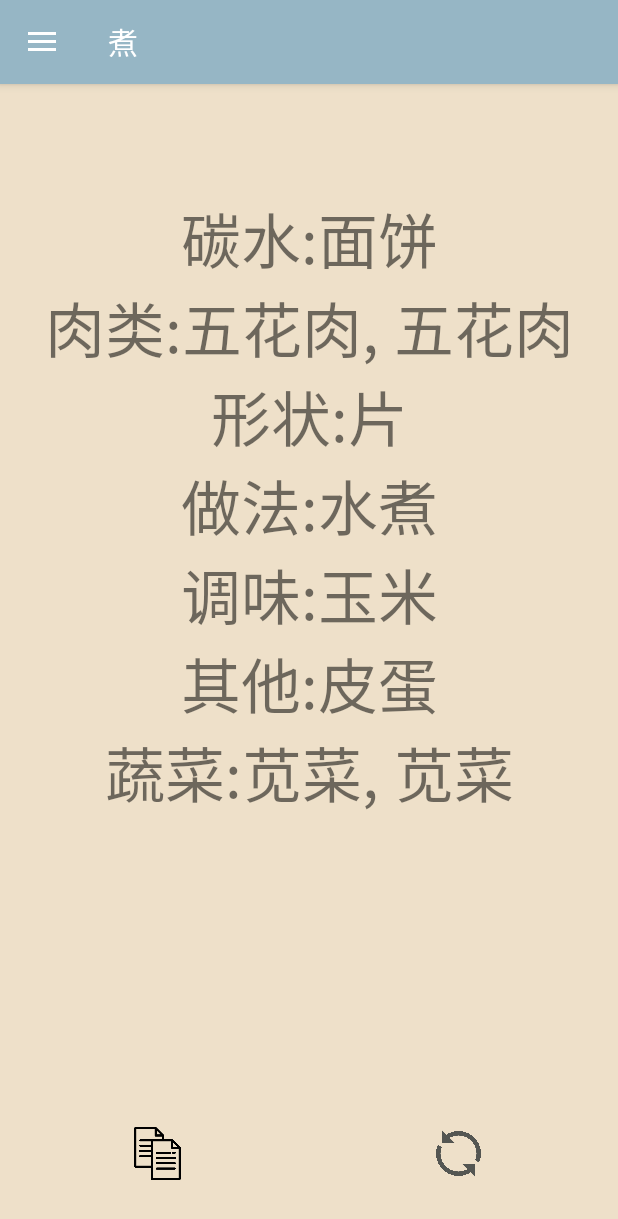
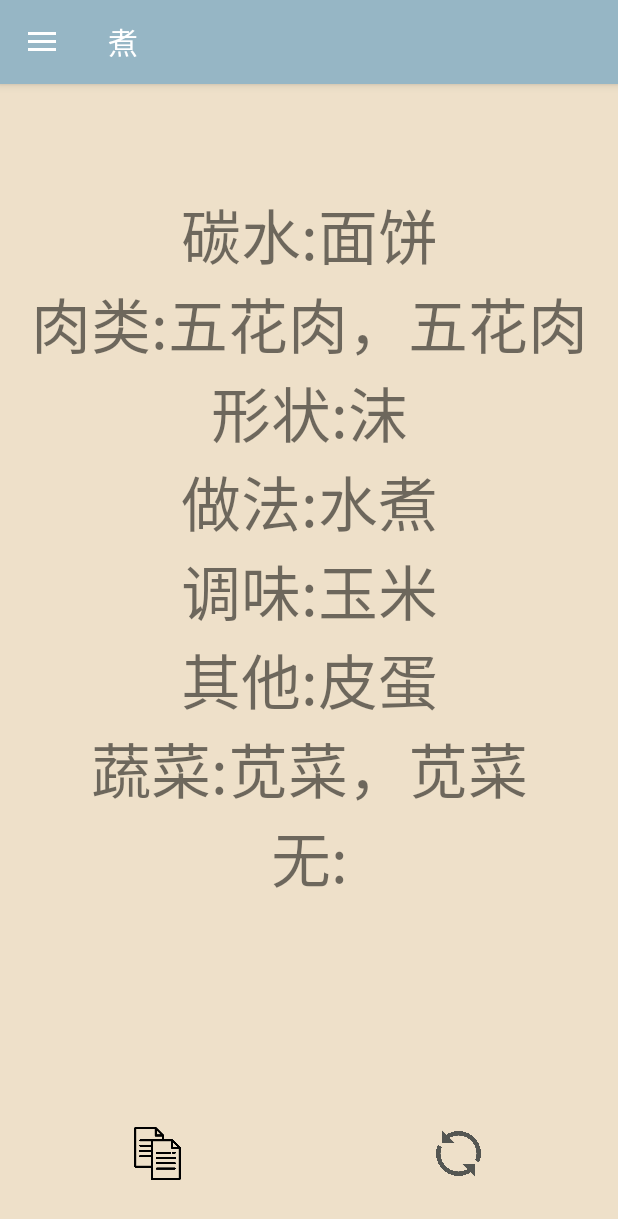
Before and after one commit to mindcrunch4u/Cooking-Ideas, an Android app: the screen it shows after launch (MainActivity), after a tap on "renew content", on a phone screen of 412 x 824 dp. Shown: the top 1219 px of the screen. Run offline under Robolectric (Android 15) with nearby library versions, the phone set to English and light mode, and no system bars; our stand-ins replace navigation-ui.

Commit message:
localization, support English and Chinese

```diff
--- a/app/src/main/java/com/bob/info/ui/cook/CookFragment.java
+++ b/app/src/main/java/com/bob/info/ui/cook/CookFragment.java
@@ -43,7 +43,7 @@ public class CookFragment extends Fragment implements View.OnClickListener {
         text_view.setMovementMethod(new ScrollingMovementMethod());
 
         cook_text = root.findViewById(R.id.text_cook);
-        cook_text.setText("今天煮什么");
+        cook_text.setText(getString(R.string.fragment_cook_title));
 
         return root;
     }
@@ -66,11 +66,11 @@ public class CookFragment extends Fragment implements View.OnClickListener {
         if (v.getId() == R.id.button_copy){
             String currentText = cook_text.getText().toString();
             setClipboard(getContext(), currentText);
-            Toast.makeText(getContext(), "copied", Toast.LENGTH_SHORT).show();
+            Toast.makeText(getContext(), getString(R.string.util_copied_text), Toast.LENGTH_SHORT).show();
         }
         else if (v.getId() == R.id.button_renew){
             String bigString = "" + System.lineSeparator();
-            ArrayList<ArrayList<String>> basket = new ReceiptGenerator().generate();
+            ArrayList<ArrayList<String>> basket = new ReceiptGenerator(getContext()).generate();
             for( ArrayList list : basket ){
                 if (list.get(0) == "none" || list.get(1) == ""){
                     continue;
--- a/app/src/main/java/com/bob/info/ui/cook/ReceiptGenerator.java
+++ b/app/src/main/java/com/bob/info/ui/cook/ReceiptGenerator.java
@@ -1,4 +1,7 @@
 package com.bob.info.ui.cook;
+import android.content.Context;
+import android.content.res.Resources;
+import com.bob.info.R;
 
 import java.lang.reflect.Array;
 import java.util.ArrayList;
@@ -9,6 +12,7 @@ import java.util.Random;
 
 
 public class ReceiptGenerator {
+    private Context context = null;
     private static class Types {
         public static int none =0;
         public static int vegetable =1;
@@ -18,74 +22,6 @@ public class ReceiptGenerator {
         public static int shape =5;
         public static int meat =6;
         public static int carb =7;
-
-        public static String intToName(int type){
-            String name = "";
-            switch (type) {
-                case 0:
-                    name = "none";
-                    break;
-                case 1:
-                    name = "vegetable";
-                    break;
-                case 2:
-                    name = "misc";
-                    break;
-                case 3:
-                    name = "seasoning";
-                    break;
-                case 4:
-                    name = "method";
-                    break;
-                case 5:
-                    name = "shape";
-                    break;
-                case 6:
-                    name = "meat";
-                    break;
-                case 7:
-                    name = "carb";
-                    break;
-                default:
-                    name = "unknown";
-                    break;
-            }
-            return name;
-        }
-
-        public static String intToNameCn(int type){
-            String name = "";
-            switch (type) {
-                case 0:
-                    name = "none";
-                    break;
-                case 1:
-                    name = "蔬菜";
-                    break;
-                case 2:
-                    name = "其他";
-                    break;
-                case 3:
-                    name = "调味";
-                    break;
-                case 4:
-                    name = "做法";
-                    break;
-                case 5:
-                    name = "形状";
-                    break;
-                case 6:
-                    name = "肉类";
-                    break;
-                case 7:
-                    name = "碳水";
-                    break;
-                default:
-                    name = "unknown";
-                    break;
-            }
-            return name;
-        }
     }
     private class MinMax{
         public int min = 0;
@@ -98,14 +34,45 @@ public class ReceiptGenerator {
 
     private Dictionary<Integer, String> ingredients = null;
     private Dictionary<Integer, MinMax> required_amount  = null;
-
+    public String intToTranslatedName(int type){
+        String name = "";
+        switch (type) {
+            case 0:
+                name = context.getResources().getString(R.string.fragment_cook_type_none);
+                break;
+            case 1:
+                name = context.getResources().getString(R.string.fragment_cook_type_vegetable);
+                break;
+            case 2:
+                name = context.getResources().getString(R.string.fragment_cook_type_misc);
+                break;
+            case 3:
+                name = context.getResources().getString(R.string.fragment_cook_type_seasoning);
+                break;
+            case 4:
+                name = context.getResources().getString(R.string.fragment_cook_type_method);
+                break;
+            case 5:
+                name = context.getResources().getString(R.string.fragment_cook_type_shape);
+                break;
+            case 6:
+                name = context.getResources().getString(R.string.fragment_cook_type_meat);
+                break;
+            case 7:
+                name = context.getResources().getString(R.string.fragment_cook_type_carb);
+                break;
+            default:
+                name = context.getResources().getString(R.string.fragment_cook_type_unknown);
+                break;
+        }
+        return name;
+    }
     public int getRandomNumberUsingNextInt(int min, int max) {
         Random random = new Random();
         int ret =random.nextInt(max - min + 1) + min;
         return ret;
     }
     private int[] randomIntList(int minLength, int maxLength, int minValue, int maxValue){
-        Random rand = new Random();
         int arraySize = getRandomNumberUsingNextInt(minLength, maxLength);
         int[] ret = new int [arraySize];
         for(int index=0; index<arraySize; index++){
@@ -114,18 +81,19 @@ public class ReceiptGenerator {
         return ret;
     }
 
-    public ReceiptGenerator(){
+    public ReceiptGenerator(Context context){
+        this.context = context;
         this.ingredients= new Hashtable<>();
         this.required_amount = new Hashtable<>();
 
         ingredients.put(Types.none, "");
-        ingredients.put(Types.vegetable, "茄子，豆角，生菜，菜心，甜椒，土豆，白菜，娃娃菜，菠菜，菌菇，黄瓜，丝瓜，南瓜，苦瓜，包菜，番茄，苋菜，韭菜，豆芽，荷兰豆，木耳，红萝卜，上海青，蒜苔，芹菜，菜心");
-        ingredients.put(Types.misc, "豆皮，豆干，虾皮，鸡蛋，皮蛋，豆腐" );
-        ingredients.put(Types.seasoning     , "洋葱，玉米，大葱，小葱，葱叶" );
-        ingredients.put(Types.method        , "黑椒，大料，糖盐炒，蒜香，蚝酱油，凉拌，水煮，蒸，豆瓣酱，咖喱" );
-        ingredients.put(Types.shape         , "条，丝，粒，片，块，沫，球/饼" );
-        ingredients.put(Types.meat          , "鸡蛋，五花肉，猪肉，排骨，猪肝，鸡翅，鸡腿，鸡腿肉，鸡胸，牛排，牛腱，牛腩，肥牛片，虾，扇贝" );
-        ingredients.put(Types.carb          , "米饭，面饼，意面，小米粥，粥" );
+        ingredients.put(Types.vegetable, this.context.getResources().getString(R.string.fragment_cook_array_vegetable));
+        ingredients.put(Types.misc, this.context.getResources().getString(R.string.fragment_cook_array_misc));
+        ingredients.put(Types.seasoning     , this.context.getResources().getString(R.string.fragment_cook_array_seasoning));
+        ingredients.put(Types.method        , this.context.getResources().getString(R.string.fragment_cook_array_method));
+        ingredients.put(Types.shape         , this.context.getResources().getString(R.string.fragment_cook_array_shape));
+        ingredients.put(Types.meat          , this.context.getResources().getString(R.string.fragment_cook_array_meat));
+        ingredients.put(Types.carb          , this.context.getResources().getString(R.string.fragment_cook_array_carb));
 
         required_amount.put(Types.none          , new MinMax(0,0));
         required_amount.put(Types.vegetable     , new MinMax(1,3));
@@ -143,18 +111,19 @@ public class ReceiptGenerator {
         Enumeration<Integer> all_ingredients = ingredients.keys();
         while(all_ingredients.hasMoreElements()){
             int key = all_ingredients.nextElement();
-            String name = Types.intToNameCn(key);
+            String name = intToTranslatedName(key);
             ArrayList<String> current = new ArrayList<>();
             current.add(name);
-            String[] items = new String(ingredients.get(key)).split("，", 0);
+            String[] items = new String(ingredients.get(key)).split(",", 0);
             int required_min = required_amount.get(key).min;
             int required_max = required_amount.get(key).max;
             int[] pickedItems = randomIntList(required_min, required_max, 0, items.length-1);
             ArrayList<String> currentSelections = new ArrayList<>();
             for(int index : pickedItems){
-                currentSelections.add(items[index]);
+                currentSelections.add(items[index].trim());
             }
-            current.add(String.join(", ", currentSelections));
+            String comma = this.context.getResources().getString(R.string.text_comma);
+            current.add(String.join(comma, currentSelections));
             ret.add(current);
         }
         return ret;
--- a/app/src/main/res/values/strings.xml
+++ b/app/src/main/res/values/strings.xml
@@ -10,4 +10,28 @@
     <string name="menu_cook">煮</string>
     <string name="menu_gallery">Gallery</string>
     <string name="menu_slideshow">Slideshow</string>
+
+    <string name="fragment_cook_title">今天煮什么</string>
+    <string name="fragment_cook_array_vegetable">茄子,豆角,生菜,菜心,甜椒,土豆,白菜,娃娃菜,菠菜,菌菇,黄瓜,丝瓜,南瓜,苦瓜,包菜,番茄,苋菜,韭菜,豆芽,荷兰豆,木耳,红萝卜,上海青,蒜苔,芹菜,菜心</string>
+    <string name="fragment_cook_array_misc">豆皮,豆干,虾皮,鸡蛋,皮蛋,豆腐</string>
+    <string name="fragment_cook_array_seasoning">洋葱,玉米,大葱,小葱,葱叶</string>
+    <string name="fragment_cook_array_method">黑椒,大料,糖盐炒,蒜香,蚝酱油,凉拌,水煮,蒸,豆瓣酱,咖喱</string>
+    <string name="fragment_cook_array_shape">条,丝,粒,片,块,沫,球,饼</string>
+    <string name="fragment_cook_array_meat">鸡蛋,五花肉,猪肉,排骨,猪肝,鸡翅,鸡腿,鸡腿肉,鸡胸,牛排,牛腱,牛腩,肥牛片,虾,扇贝</string>
+    <string name="fragment_cook_array_carb">米饭,面饼,意面,小米粥,粥</string>
+
+    <string name="fragment_cook_type_none">无</string>
+    <string name="fragment_cook_type_vegetable">蔬菜</string>
+    <string name="fragment_cook_type_misc">其他</string>
+    <string name="fragment_cook_type_seasoning">调味</string>
+    <string name="fragment_cook_type_method">做法</string>
+    <string name="fragment_cook_type_shape">形状</string>
+    <string name="fragment_cook_type_meat">肉类</string>
+    <string name="fragment_cook_type_carb">碳水</string>
+    <string name="fragment_cook_type_unknown">未知</string>
+
+    <string name="text_comma">，</string>
+
+
+    <string name="util_copied_text">已复制</string>
 </resources>
```
Also changed, not shown: 1 other file.
